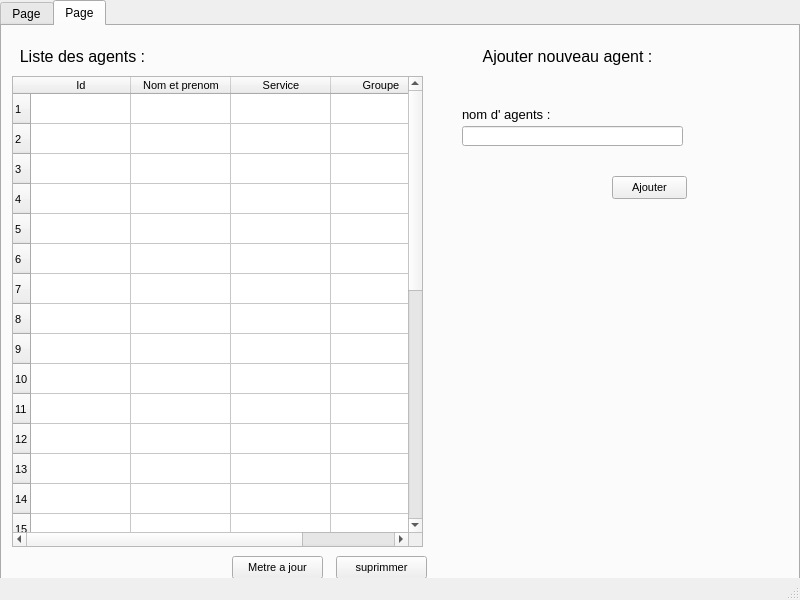
Before: the Qt Designer form ui/labo.ui in otmanLAHRECHE/EPSP_Garde_Project, drawn with Qt 5.
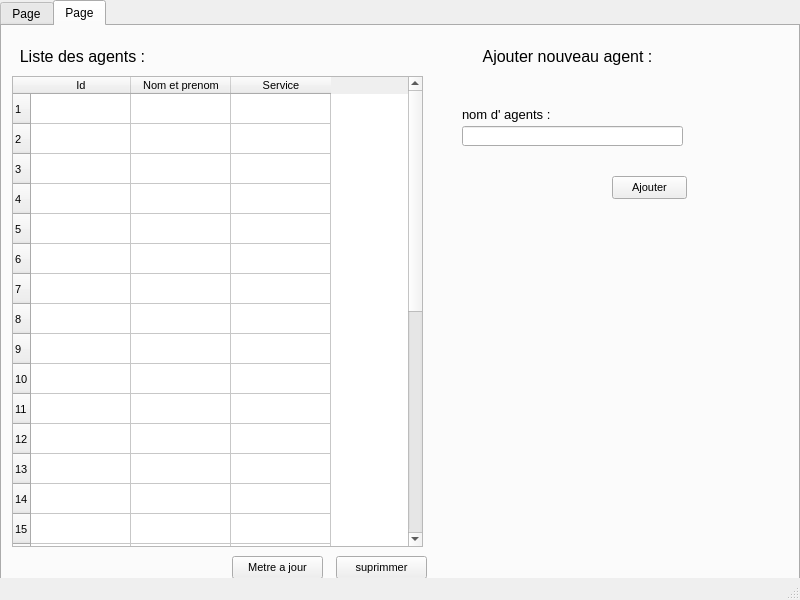
After: the same form once the commit is applied. The open tabs and pages were chosen to show the change. Icons and pictures are not drawn.

```diff
--- a/ui/labo.ui
+++ b/ui/labo.ui
@@ -605,11 +605,6 @@
         <string>Service</string>
        </property>
       </column>
-      <column>
-       <property name="text">
-        <string>Groupe</string>
-       </property>
-      </column>
      </widget>
     </widget>
    </widget>
```
Left out of the diff: 2 changed lines with no effect on the pictures.
